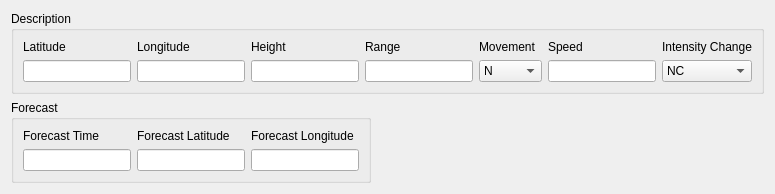
First picture: the form in tafor/components/ui/sigmet_typhoon.ui, repository up1and/tafor, before the edit.
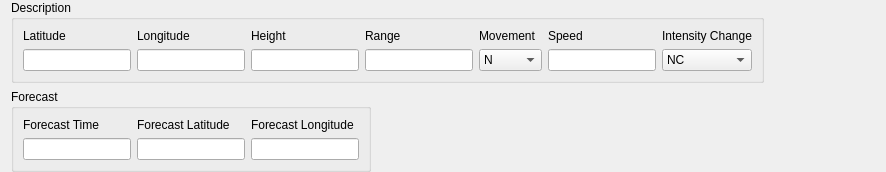
Second picture: the form after the edit.

What changed in the file:
```diff
--- a/tafor/components/ui/sigmet_typhoon.ui
+++ b/tafor/components/ui/sigmet_typhoon.ui
@@ -6,7 +6,7 @@
    <rect>
     <x>0</x>
     <y>0</y>
-    <width>500</width>
+    <width>886</width>
     <height>164</height>
    </rect>
   </property>
@@ -14,6 +14,12 @@
    <string notr="true">Sigmet</string>
   </property>
   <layout class="QVBoxLayout" name="verticalLayout">
+   <property name="topMargin">
+    <number>0</number>
+   </property>
+   <property name="bottomMargin">
+    <number>0</number>
+   </property>
    <item>
     <widget class="QGroupBox" name="descriptionGroup">
      <property name="sizePolicy">
```
Left out of the diff: 40 changed lines with no effect on the pictures.
